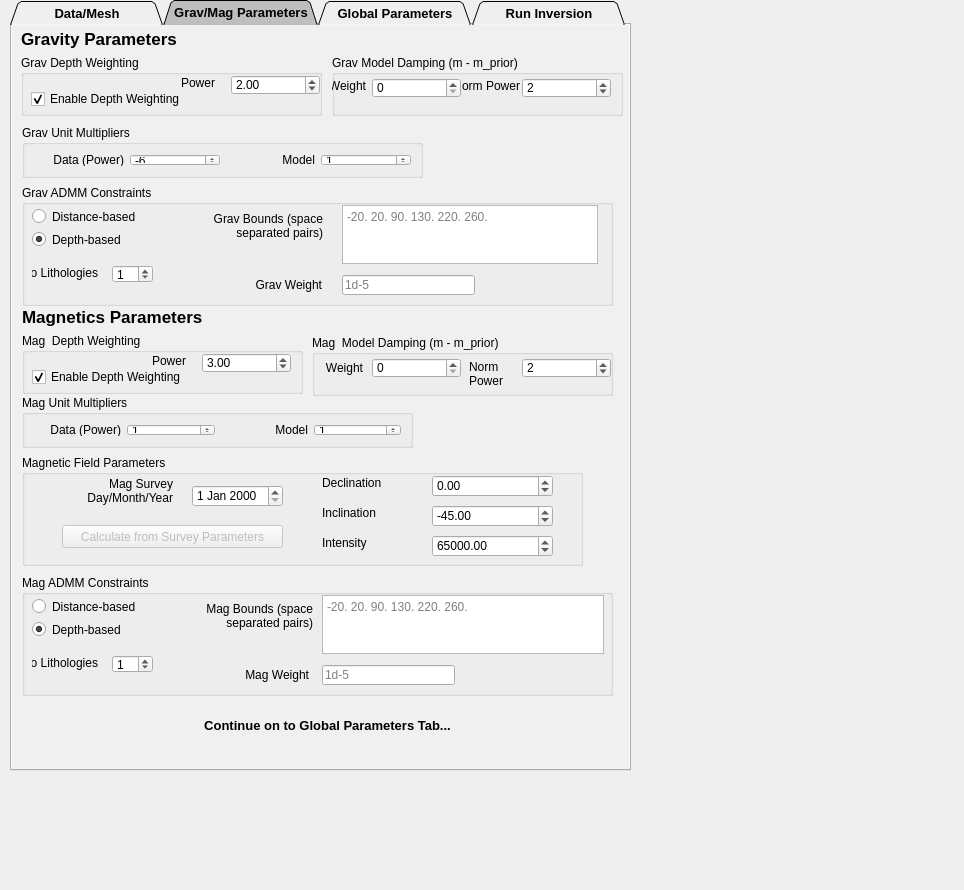
The window that Tomofast_x_dockwidget_base.ui (TOMOFAST/tomofast-x-q) describes before a commit, drawn with Qt 5.
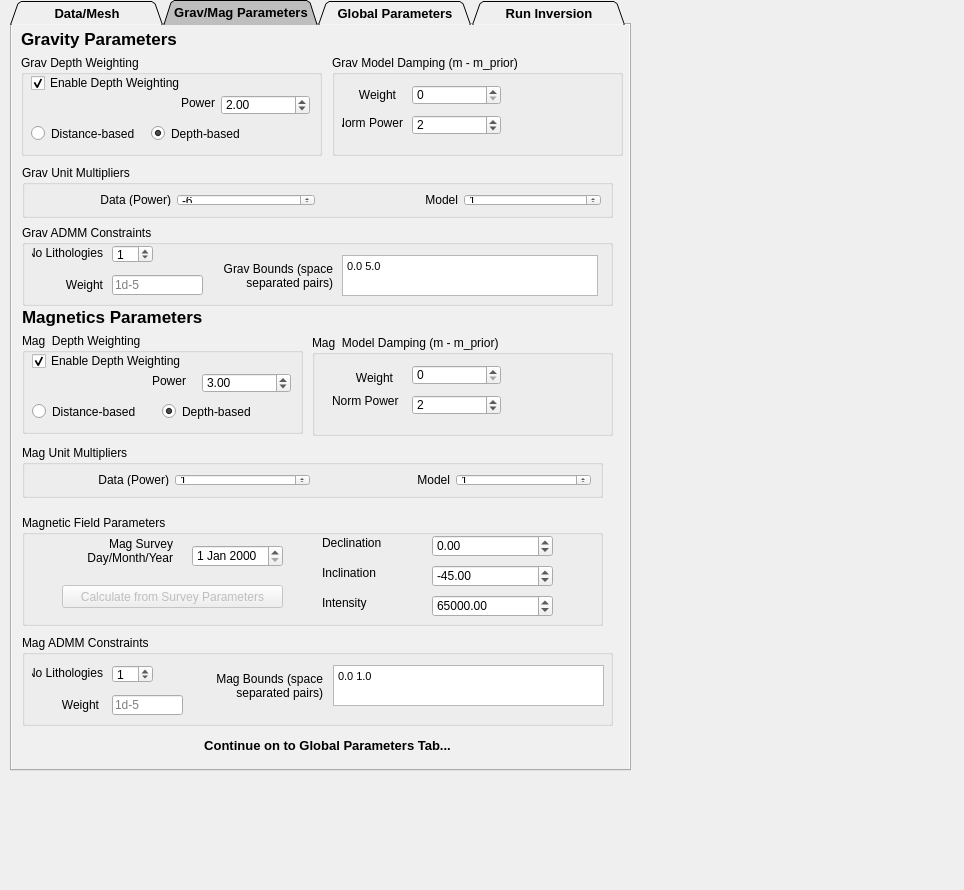
The same window after the commit. The open tabs and pages were chosen to show the change. Custom widgets are drawn as their Qt base class.

Commit message: move depth weighting elements to correct area, add default positivity constraints, minor tweaks

```diff
--- a/Tomofast_x_dockwidget_base.ui
+++ b/Tomofast_x_dockwidget_base.ui
@@ -1948,7 +1948,7 @@
         <x>300</x>
         <y>310</y>
         <width>301</width>
-        <height>61</height>
+        <height>101</height>
        </rect>
       </property>
       <property name="title">
@@ -1957,8 +1957,8 @@
       <widget class="QLabel" name="label_80">
        <property name="geometry">
         <rect>
-         <x>0</x>
-         <y>23</y>
+         <x>30</x>
+         <y>33</y>
          <width>51</width>
          <height>20</height>
         </rect>
@@ -1976,8 +1976,8 @@
        </property>
        <property name="geometry">
         <rect>
-         <x>60</x>
-         <y>23</y>
+         <x>100</x>
+         <y>30</y>
          <width>89</width>
          <height>20</height>
         </rect>
@@ -1998,15 +1998,14 @@
       <widget class="QLabel" name="label_81">
        <property name="geometry">
         <rect>
-         <x>157</x>
-         <y>23</y>
-         <width>51</width>
+         <x>20</x>
+         <y>50</y>
+         <width>91</width>
          <height>31</height>
         </rect>
        </property>
        <property name="text">
-        <string>Norm
-Power</string>
+        <string>Norm Power</string>
        </property>
       </widget>
       <widget class="QgsDoubleSpinBox" name="mQgsDoubleSpinBox_magn_model_norm_power">
@@ -2015,8 +2014,8 @@
        </property>
        <property name="geometry">
         <rect>
-         <x>210</x>
-         <y>23</y>
+         <x>100</x>
+         <y>60</y>
          <width>89</width>
          <height>20</height>
         </rect>
@@ -2062,8 +2061,8 @@
       <property name="geometry">
        <rect>
         <x>10</x>
-        <y>100</y>
-        <width>401</width>
+        <y>140</y>
+        <width>591</width>
         <height>53</height>
        </rect>
       </property>
@@ -2163,7 +2162,7 @@
         <x>10</x>
         <y>308</y>
         <width>281</width>
-        <height>61</height>
+        <height>101</height>
        </rect>
       </property>
       <property name="title">
@@ -2173,7 +2172,7 @@
        <property name="geometry">
         <rect>
          <x>10</x>
-         <y>36</y>
+         <y>20</y>
          <width>193</width>
          <height>16</height>
         </rect>
@@ -2189,7 +2188,7 @@
        <property name="geometry">
         <rect>
          <x>130</x>
-         <y>20</y>
+         <y>40</y>
          <width>41</width>
          <height>16</height>
         </rect>
@@ -2202,7 +2201,7 @@
        <property name="geometry">
         <rect>
          <x>180</x>
-         <y>20</y>
+         <y>40</y>
          <width>89</width>
          <height>20</height>
         </rect>
@@ -2211,6 +2210,35 @@
         <double>3.000000000000000</double>
        </property>
       </widget>
+      <widget class="QRadioButton" name="radioButton_magn_ADMM_dist_based">
+       <property name="geometry">
+        <rect>
+         <x>10</x>
+         <y>70</y>
+         <width>121</width>
+         <height>17</height>
+        </rect>
+       </property>
+       <property name="text">
+        <string>Distance-based</string>
+       </property>
+      </widget>
+      <widget class="QRadioButton" name="radioButton_magn_ADMM_depth_based">
+       <property name="geometry">
+        <rect>
+         <x>140</x>
+         <y>70</y>
+         <width>121</width>
+         <height>17</height>
+        </rect>
+       </property>
+       <property name="text">
+        <string>Depth-based</string>
+       </property>
+       <property name="checked">
+        <bool>true</bool>
+       </property>
+      </widget>
      </widget>
      <widget class="QGroupBox" name="groupBox_12">
       <property name="enabled">
@@ -2219,8 +2247,8 @@
       <property name="geometry">
        <rect>
         <x>10</x>
-        <y>430</y>
-        <width>561</width>
+        <y>490</y>
+        <width>581</width>
         <height>111</height>
        </rect>
       </property>
@@ -2379,7 +2407,7 @@
         <x>9</x>
         <y>30</y>
         <width>301</width>
-        <height>61</height>
+        <height>101</height>
        </rect>
       </property>
       <property name="title">
@@ -2389,7 +2417,7 @@
        <property name="geometry">
         <rect>
          <x>10</x>
-         <y>36</y>
+         <y>20</y>
          <width>198</width>
          <height>16</height>
         </rect>
@@ -2405,7 +2433,7 @@
        <property name="geometry">
         <rect>
          <x>160</x>
-         <y>20</y>
+         <y>40</y>
          <width>41</width>
          <height>16</height>
         </rect>
@@ -2417,8 +2445,8 @@
       <widget class="QgsDoubleSpinBox" name="mQgsDoubleSpinBox_grav_depth_weight_power">
        <property name="geometry">
         <rect>
-         <x>210</x>
-         <y>20</y>
+         <x>200</x>
+         <y>40</y>
          <width>89</width>
          <height>20</height>
         </rect>
@@ -2427,6 +2455,38 @@
         <double>2.000000000000000</double>
        </property>
       </widget>
+      <widget class="QRadioButton" name="radioButton_grav_dist_based_ADMM">
+       <property name="geometry">
+        <rect>
+         <x>10</x>
+         <y>70</y>
+         <width>131</width>
+         <height>17</height>
+        </rect>
+       </property>
+       <property name="text">
+        <string>Distance-based</string>
+       </property>
+       <property name="checked">
+        <bool>false</bool>
+       </property>
+      </widget>
+      <widget class="QRadioButton" name="radioButton_grav_depth_based_ADMM">
+       <property name="geometry">
+        <rect>
+         <x>130</x>
+         <y>70</y>
+         <width>111</width>
+         <height>17</height>
+        </rect>
+       </property>
+       <property name="text">
+        <string>Depth-based</string>
+       </property>
+       <property name="checked">
+        <bool>true</bool>
+       </property>
+      </widget>
      </widget>
      <widget class="QGroupBox" name="groupBox_26">
       <property name="enabled">
@@ -2437,7 +2497,7 @@
         <x>320</x>
         <y>30</y>
         <width>291</width>
-        <height>61</height>
+        <height>101</height>
        </rect>
       </property>
       <property name="title">
@@ -2446,10 +2506,10 @@
       <widget class="QLabel" name="label_40">
        <property name="geometry">
         <rect>
-         <x>0</x>
-         <y>23</y>
-         <width>34</width>
-         <height>16</height>
+         <x>23</x>
+         <y>30</y>
+         <width>41</width>
+         <height>20</height>
         </rect>
        </property>
        <property name="text">
@@ -2465,8 +2525,8 @@
        </property>
        <property name="geometry">
         <rect>
-         <x>40</x>
-         <y>23</y>
+         <x>80</x>
+         <y>30</y>
          <width>89</width>
          <height>20</height>
         </rect>
@@ -2487,9 +2547,9 @@
       <widget class="QLabel" name="label_66">
        <property name="geometry">
         <rect>
-         <x>130</x>
-         <y>23</y>
-         <width>58</width>
+         <x>10</x>
+         <y>60</y>
+         <width>61</width>
          <height>16</height>
         </rect>
        </property>
@@ -2506,8 +2566,8 @@
        </property>
        <property name="geometry">
         <rect>
-         <x>190</x>
-         <y>23</y>
+         <x>80</x>
+         <y>60</y>
          <width>89</width>
          <height>20</height>
         </rect>
@@ -2533,8 +2593,8 @@
       <property name="geometry">
        <rect>
         <x>10</x>
-        <y>370</y>
-        <width>391</width>
+        <y>420</y>
+        <width>581</width>
         <height>53</height>
        </rect>
       </property>
@@ -2612,9 +2672,9 @@
       <property name="geometry">
        <rect>
         <x>10</x>
-        <y>550</y>
+        <y>610</y>
         <width>591</width>
-        <height>121</height>
+        <height>91</height>
        </rect>
       </property>
       <property name="title">
@@ -2623,35 +2683,29 @@
       <widget class="QTextEdit" name="textEdit_5_magn_ADMM_bounds">
        <property name="geometry">
         <rect>
-         <x>300</x>
-         <y>20</y>
-         <width>282</width>
-         <height>59</height>
+         <x>311</x>
+         <y>30</y>
+         <width>271</width>
+         <height>41</height>
         </rect>
        </property>
+       <property name="html">
+        <string>&lt;!DOCTYPE HTML PUBLIC &quot;-//W3C//DTD HTML 4.0//EN&quot; &quot;http://www.w3.org/TR/REC-html40/strict.dtd&quot;&gt;
+&lt;html&gt;&lt;head&gt;&lt;meta name=&quot;qrichtext&quot; content=&quot;1&quot; /&gt;&lt;style type=&quot;text/css&quot;&gt;
+p, li { white-space: pre-wrap; }
+&lt;/style&gt;&lt;/head&gt;&lt;body style=&quot; font-family:'MS Shell Dlg 2'; font-size:8.25pt; font-weight:400; font-style:normal;&quot;&gt;
+&lt;p style=&quot; margin-top:0px; margin-bottom:0px; margin-left:0px; margin-right:0px; -qt-block-indent:0; text-indent:0px;&quot;&gt;0.0 1.0&lt;/p&gt;&lt;/body&gt;&lt;/html&gt;</string>
+       </property>
        <property name="placeholderText">
         <string>-20. 20. 90. 130. 220. 260.</string>
        </property>
       </widget>
-      <widget class="QRadioButton" name="radioButton_magn_ADMM_dist_based">
-       <property name="geometry">
-        <rect>
-         <x>10</x>
-         <y>23</y>
-         <width>121</width>
-         <height>17</height>
-        </rect>
-       </property>
-       <property name="text">
-        <string>Distance-based</string>
-       </property>
-      </widget>
       <widget class="QLineEdit" name="lineEdit_magn_ADMM_weight">
        <property name="geometry">
         <rect>
-         <x>300</x>
-         <y>90</y>
-         <width>133</width>
+         <x>90</x>
+         <y>60</y>
+         <width>71</width>
          <height>20</height>
         </rect>
        </property>
@@ -2659,33 +2713,17 @@
         <string>1d-5</string>
        </property>
       </widget>
-      <widget class="QRadioButton" name="radioButton_magn_ADMM_depth_based">
-       <property name="geometry">
-        <rect>
-         <x>10</x>
-         <y>46</y>
-         <width>121</width>
-         <height>17</height>
-        </rect>
-       </property>
-       <property name="text">
-        <string>Depth-based</string>
-       </property>
-       <property name="checked">
-        <bool>true</bool>
-       </property>
-      </widget>
       <widget class="QLabel" name="label_85">
        <property name="geometry">
         <rect>
-         <x>206</x>
-         <y>90</y>
-         <width>81</width>
+         <x>16</x>
+         <y>60</y>
+         <width>61</width>
          <height>20</height>
         </rect>
        </property>
        <property name="text">
-        <string>Mag Weight</string>
+        <string>Weight</string>
        </property>
        <property name="alignment">
         <set>Qt::AlignRight|Qt::AlignTrailing|Qt::AlignVCenter</set>
@@ -2694,8 +2732,8 @@
       <widget class="QLabel" name="label_84">
        <property name="geometry">
         <rect>
-         <x>150</x>
-         <y>20</y>
+         <x>160</x>
+         <y>30</y>
          <width>141</width>
          <height>41</height>
         </rect>
@@ -2712,8 +2750,8 @@
        <property name="geometry">
         <rect>
          <x>10</x>
-         <y>80</y>
-         <width>66</width>
+         <y>30</y>
+         <width>71</width>
          <height>16</height>
         </rect>
        </property>
@@ -2731,7 +2769,7 @@
        <property name="geometry">
         <rect>
          <x>90</x>
-         <y>80</y>
+         <y>30</y>
          <width>41</width>
          <height>18</height>
         </rect>
@@ -2751,9 +2789,9 @@
       <property name="geometry">
        <rect>
         <x>10</x>
-        <y>160</y>
+        <y>200</y>
         <width>591</width>
-        <height>121</height>
+        <height>81</height>
        </rect>
       </property>
       <property name="title">
@@ -2762,8 +2800,8 @@
       <widget class="QLabel" name="label_73">
        <property name="geometry">
         <rect>
-         <x>170</x>
-         <y>20</y>
+         <x>180</x>
+         <y>30</y>
          <width>131</width>
          <height>41</height>
         </rect>
@@ -2776,22 +2814,6 @@
         <set>Qt::AlignRight|Qt::AlignTrailing|Qt::AlignVCenter</set>
        </property>
       </widget>
-      <widget class="QRadioButton" name="radioButton_grav_depth_based_ADMM">
-       <property name="geometry">
-        <rect>
-         <x>10</x>
-         <y>46</y>
-         <width>111</width>
-         <height>17</height>
-        </rect>
-       </property>
-       <property name="text">
-        <string>Depth-based</string>
-       </property>
-       <property name="checked">
-        <bool>true</bool>
-       </property>
-      </widget>
       <widget class="QSpinBox" name="spinBox_grav_number_ADMM_litho">
        <property name="enabled">
         <bool>true</bool>
@@ -2799,7 +2821,7 @@
        <property name="geometry">
         <rect>
          <x>90</x>
-         <y>80</y>
+         <y>20</y>
          <width>41</width>
          <height>18</height>
         </rect>
@@ -2815,11 +2837,18 @@
        <property name="geometry">
         <rect>
          <x>320</x>
-         <y>20</y>
+         <y>30</y>
          <width>256</width>
-         <height>59</height>
+         <height>41</height>
         </rect>
        </property>
+       <property name="html">
+        <string>&lt;!DOCTYPE HTML PUBLIC &quot;-//W3C//DTD HTML 4.0//EN&quot; &quot;http://www.w3.org/TR/REC-html40/strict.dtd&quot;&gt;
+&lt;html&gt;&lt;head&gt;&lt;meta name=&quot;qrichtext&quot; content=&quot;1&quot; /&gt;&lt;style type=&quot;text/css&quot;&gt;
+p, li { white-space: pre-wrap; }
+&lt;/style&gt;&lt;/head&gt;&lt;body style=&quot; font-family:'MS Shell Dlg 2'; font-size:8.25pt; font-weight:400; font-style:normal;&quot;&gt;
+&lt;p style=&quot; margin-top:0px; margin-bottom:0px; margin-left:0px; margin-right:0px; -qt-block-indent:0; text-indent:0px;&quot;&gt;0.0 5.0&lt;/p&gt;&lt;/body&gt;&lt;/html&gt;</string>
+       </property>
        <property name="placeholderText">
         <string>-20. 20. 90. 130. 220. 260.</string>
        </property>
@@ -2827,41 +2856,25 @@
       <widget class="QLabel" name="label_74">
        <property name="geometry">
         <rect>
-         <x>219</x>
-         <y>90</y>
-         <width>81</width>
+         <x>20</x>
+         <y>50</y>
+         <width>61</width>
          <height>20</height>
         </rect>
        </property>
        <property name="text">
-        <string>Grav Weight</string>
+        <string>Weight</string>
        </property>
        <property name="alignment">
         <set>Qt::AlignRight|Qt::AlignTrailing|Qt::AlignVCenter</set>
        </property>
       </widget>
-      <widget class="QRadioButton" name="radioButton_grav_dist_based_ADMM">
-       <property name="geometry">
-        <rect>
-         <x>10</x>
-         <y>23</y>
-         <width>131</width>
-         <height>17</height>
-        </rect>
-       </property>
-       <property name="text">
-        <string>Distance-based</string>
-       </property>
-       <property name="checked">
-        <bool>false</bool>
-       </property>
-      </widget>
       <widget class="QLineEdit" name="lineEdit_grav_ADMM_weight">
        <property name="geometry">
         <rect>
-         <x>320</x>
-         <y>90</y>
-         <width>133</width>
+         <x>90</x>
+         <y>50</y>
+         <width>91</width>
          <height>20</height>
         </rect>
        </property>
@@ -2873,8 +2886,8 @@
        <property name="geometry">
         <rect>
          <x>10</x>
-         <y>80</y>
-         <width>66</width>
+         <y>20</y>
+         <width>71</width>
          <height>16</height>
         </rect>
        </property>
@@ -2890,7 +2903,7 @@
       <property name="geometry">
        <rect>
         <x>130</x>
-        <y>690</y>
+        <y>710</y>
         <width>371</width>
         <height>21</height>
        </rect>
```
